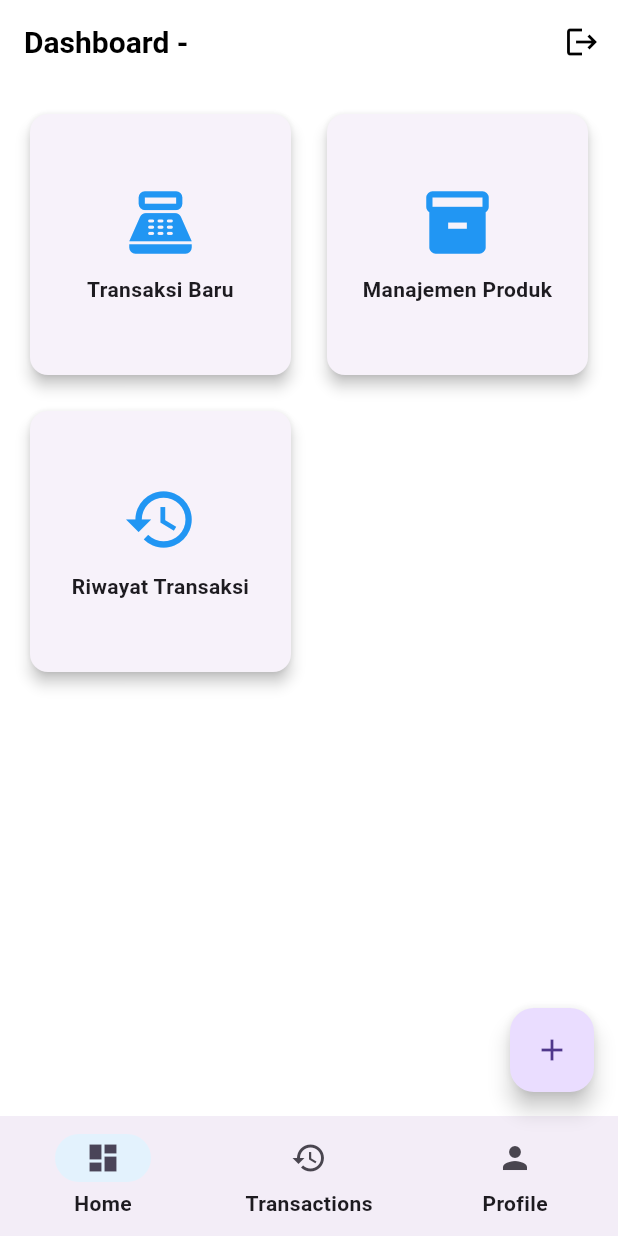
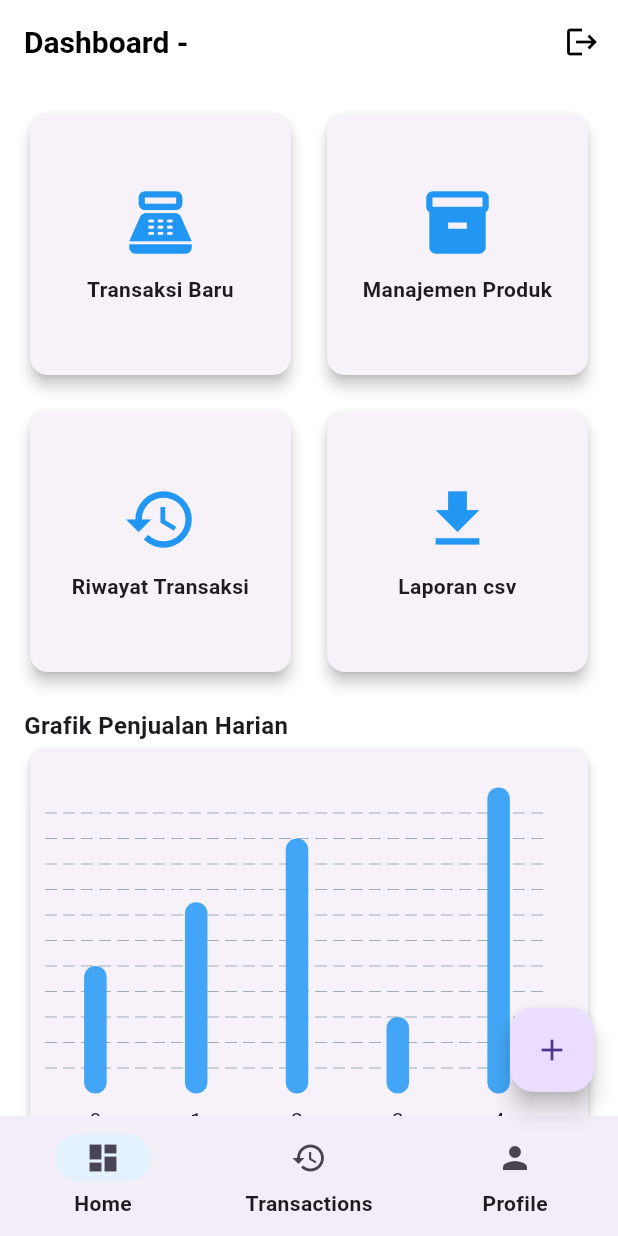
Before and after one commit to JBI-TRPL/UTS_praktikum-2b-maulinadwi, a Flutter app: the HomeScreen screen opened directly with empty values, on a phone screen of 412 x 824 dp. Run offline on Flutter 3.47's test engine with Material 3 defaults, Android fonts, the phone set to English and light mode, and no system bars; drawn by our look-alikes of fl_chart; our stand-ins replace csv, open_file, permission_handler, screenshot, sqflite; accounts and stored records are empty.

Commit message:
commit 2: implementasi fitur utama

```diff
--- a/lib/main.dart
+++ b/lib/main.dart
@@ -1,6 +1,7 @@
 import 'package:intl/date_symbol_data_local.dart'; // <-- PERBAIKI BARIS INI
 import 'package:flutter/material.dart';
 import 'package:pos_app/screens/auth/login_screen.dart';
+import 'screens/laporan/ekspor_csv.dart';
 
 void main() async {
   WidgetsFlutterBinding.ensureInitialized();
--- a/lib/screens/home/home_screen.dart
+++ b/lib/screens/home/home_screen.dart
@@ -5,6 +5,8 @@ import 'package:pos_app/screens/pos/pos_screen.dart';
 import 'package:pos_app/screens/product/product_management_screen.dart';
 import 'package:pos_app/screens/transaction/transaction_history_screen.dart';
 import 'package:pos_app/screens/profile/profile_screen.dart';
+import 'package:pos_app/screens/laporan/ekspor_csv.dart';
+import 'package:pos_app/screens/laporan/grafik.dart';
 
 class HomeScreen extends StatefulWidget {
   final User user;
@@ -30,8 +32,6 @@ class _HomeScreenState extends State<HomeScreen> {
 
   @override
   Widget build(BuildContext context) {
-    // currentUser initialized in initState
-
     final List<Widget> pages = [
       _dashboard(context),
       const TransactionHistoryScreen(),
@@ -67,6 +67,14 @@ class _HomeScreenState extends State<HomeScreen> {
   }
 
   Widget _dashboard(BuildContext context) {
+    final dailyRevenueMaps = [
+      {'daily_revenue': 50000},
+      {'daily_revenue': 75000},
+      {'daily_revenue': 100000},
+      {'daily_revenue': 30000},
+      {'daily_revenue': 120000},
+    ];
+
     return Scaffold(
       appBar: AppBar(
         title: Text('Dashboard - ${_currentUser.fullname}'),
@@ -82,19 +90,27 @@ class _HomeScreenState extends State<HomeScreen> {
           ),
         ],
       ),
-      body: GridView.count(
+
+      body: SingleChildScrollView(
+        padding: const EdgeInsets.all(16.0),
+        child: Column(
+          children: [
+            GridView.count(
               crossAxisCount: 2,
-        padding: const EdgeInsets.all(16.0),
               crossAxisSpacing: 16.0,
               mainAxisSpacing: 16.0,
+              shrinkWrap: true,
+              physics: const NeverScrollableScrollPhysics(),
               children: [
                 _buildDashboardCard(
                   context,
                   icon: Icons.point_of_sale,
                   label: 'Transaksi Baru',
                   onTap: () {
-              Navigator.push(context,
-                  MaterialPageRoute(builder: (context) => const PosScreen()));
+                    Navigator.push(
+                      context,
+                      MaterialPageRoute(builder: (context) => const PosScreen()),
+                    );
                   },
                 ),
                 _buildDashboardCard(
@@ -105,7 +121,9 @@ class _HomeScreenState extends State<HomeScreen> {
                     Navigator.push(
                       context,
                       MaterialPageRoute(
-                      builder: (context) => const ProductManagementScreen()));
+                        builder: (context) => const ProductManagementScreen(),
+                      ),
+                    );
                   },
                 ),
                 _buildDashboardCard(
@@ -116,7 +134,42 @@ class _HomeScreenState extends State<HomeScreen> {
                     setState(() => _selectedIndex = 1);
                   },
                 ),
+                _buildDashboardCard(
+                context,
+                icon: Icons.file_download,
+                label: 'Laporan csv',
+                onTap: () {
+                Navigator.push(
+                context,
+                MaterialPageRoute(builder: (context) => const LaporanPage()),
+                );
+                  },
+                ),
               ],
+            ),
+
+            const SizedBox(height: 20),
+            Align(
+              alignment: Alignment.centerLeft,
+              child: Text(
+                "Grafik Penjualan Harian",
+                style: TextStyle(fontSize: 16, fontWeight: FontWeight.w600),
+              ),
+            ),
+            Card(
+              elevation: 3,
+              shape: RoundedRectangleBorder(
+                borderRadius: BorderRadius.circular(10),
+              ),
+              child: Padding(
+                padding: const EdgeInsets.all(10),
+                child: DailySalesChart(dailyRevenueMaps: dailyRevenueMaps),
+              ),
+            ),
+
+            const SizedBox(height: 12),
+          ],
+        ),
       ),
     );
   }
@@ -148,9 +201,11 @@ class _HomeScreenState extends State<HomeScreen> {
           children: [
             Icon(icon, size: 50, color: Colors.blue),
             const SizedBox(height: 10),
-            Text(label,
+            Text(
+              label,
               textAlign: TextAlign.center,
-                style: const TextStyle(fontWeight: FontWeight.bold)),
+              style: const TextStyle(fontWeight: FontWeight.bold),
+            ),
           ],
         ),
       ),
--- /dev/null
+++ b/lib/screens/laporan/grafik.dart
@@ -0,0 +1,72 @@
+import 'package:flutter/material.dart';
+import 'package:fl_chart/fl_chart.dart';
+
+class DailySalesChart extends StatelessWidget {
+  final List<Map<String, dynamic>> dailyRevenueMaps;
+
+  const DailySalesChart({
+    super.key,
+    required this.dailyRevenueMaps,
+  });
+
+  List<BarChartGroupData> _getBarGroups() {
+    final List<BarChartGroupData> barGroups = [];
+
+    for (int i = 0; i < dailyRevenueMaps.length; i++) {
+      final map = dailyRevenueMaps[i];
+      final sales = (map['daily_revenue'] as num).toDouble();
+
+      barGroups.add(
+        BarChartGroupData(
+          x: i,
+          barRods: [
+            BarChartRodData(
+              toY: sales,
+              color: Colors.blue.shade400,
+              width: 15,
+            ),
+          ],
+        ),
+      );
+    }
+    return barGroups;
+  }
+
+  @override
+  Widget build(BuildContext context) {
+    if (dailyRevenueMaps.isEmpty) {
+      return const Center(child: Text("Tidak ada data penjualan untuk digambarkan."));
+    }
+
+    return SizedBox(
+      height: 250,
+      child: Padding(
+        padding: const EdgeInsets.only(top: 16.0, right: 16.0),
+        child: BarChart(
+          BarChartData(
+            // Data Grafik
+            barGroups: _getBarGroups(),
+            alignment: BarChartAlignment.spaceAround,
+
+            titlesData: const FlTitlesData(
+              show: true,
+              rightTitles: AxisTitles(sideTitles: SideTitles(showTitles: false)),
+              topTitles: AxisTitles(sideTitles: SideTitles(showTitles: false)),
+              leftTitles: AxisTitles(sideTitles: SideTitles(showTitles: false)),
+              bottomTitles: AxisTitles(
+                sideTitles: SideTitles(showTitles: true, reservedSize: 30)
+              ),
+            ),
+
+
+            gridData: const FlGridData(show: true, drawVerticalLine: false, horizontalInterval: 10000), // Tampilkan garis horizontal saja
+            borderData: FlBorderData(show: false),
+
+
+            barTouchData: BarTouchData(enabled: false),
+          ),
+        ),
+      ),
+    );
+  }
+}
```
Also changed, not shown: lib/screens/laporan/ekspor_csv.dart (added, +48 -0 lines), lib/screens/profile/profile_screen.dart (+22 -9 lines). Lines whose indentation alone changed are shown as unchanged.
